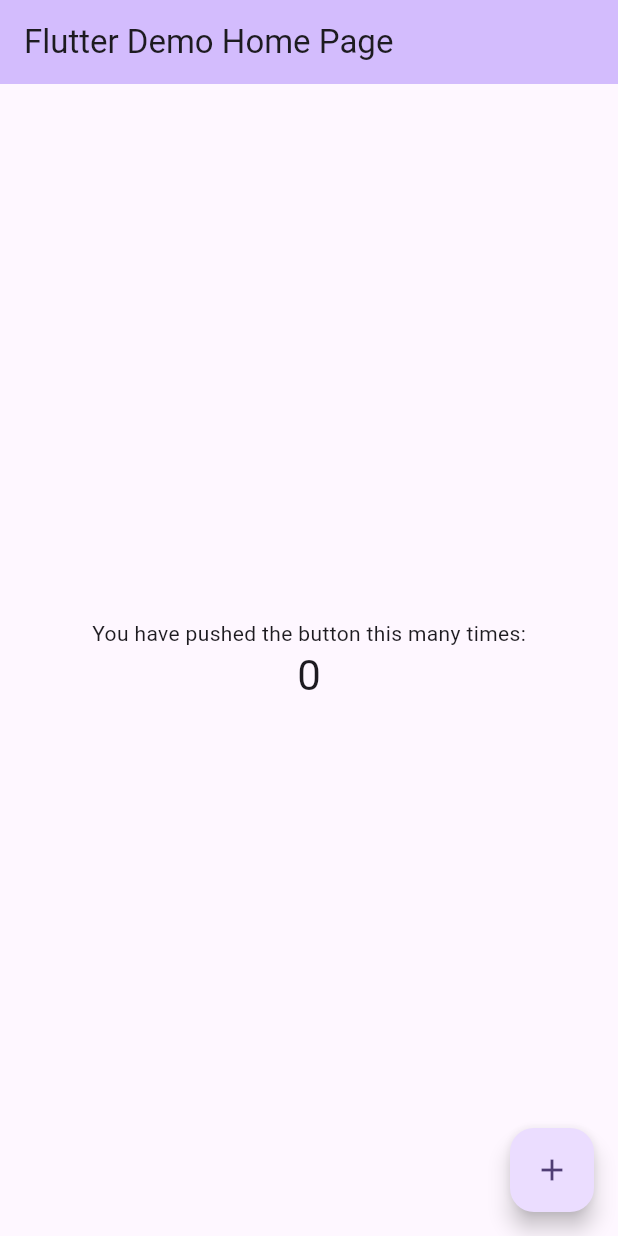
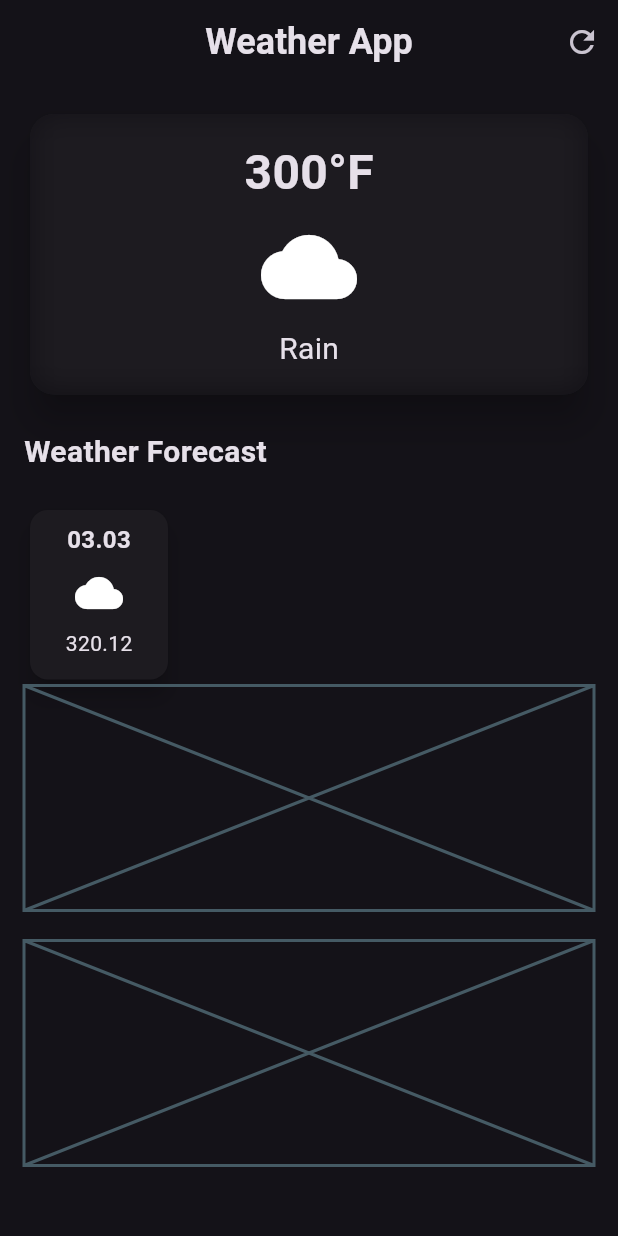
Before and after one commit to PramudiWalakuluarachchi01/Weather_Application, a Flutter app: the screen it shows after launch, on a phone screen of 412 x 824 dp. Run offline on Flutter 3.47's test engine with Material 3 defaults, Android fonts, the phone set to English and light mode, and no system bars.

Commit message:
`Refactored main.dart to use WeatherApp and WeatherScreen instead of MyApp and MyHomePage.`

```diff
--- a/lib/main.dart
+++ b/lib/main.dart
@@ -1,122 +1,18 @@
 import 'package:flutter/material.dart';
+import 'package:weather_app_01/weather_screen.dart';
 
 void main() {
-  runApp(const MyApp());
+  runApp(const WeatherApp());
 }
+class WeatherApp extends StatelessWidget {
+  const WeatherApp({super.key});
 
-class MyApp extends StatelessWidget {
-  const MyApp({super.key});
-
-  // This widget is the root of your application.
   @override
   Widget build(BuildContext context) {
     return MaterialApp(
-      title: 'Flutter Demo',
-      theme: ThemeData(
-        // This is the theme of your application.
-        //
-        // TRY THIS: Try running your application with "flutter run". You'll see
-        // the application has a purple toolbar. Then, without quitting the app,
-        // try changing the seedColor in the colorScheme below to Colors.green
-        // and then invoke "hot reload" (save your changes or press the "hot
-        // reload" button in a Flutter-supported IDE, or press "r" if you used
-        // the command line to start the app).
-        //
-        // Notice that the counter didn't reset back to zero; the application
-        // state is not lost during the reload. To reset the state, use hot
-        // restart instead.
-        //
-        // This works for code too, not just values: Most code changes can be
-        // tested with just a hot reload.
-        colorScheme: ColorScheme.fromSeed(seedColor: Colors.deepPurple),
-      ),
-      home: const MyHomePage(title: 'Flutter Demo Home Page'),
+      debugShowCheckedModeBanner: false,
+      theme : ThemeData.dark(useMaterial3: true),
+     home: const WeatherScreen(),
     );
   }
 }
-
-class MyHomePage extends StatefulWidget {
-  const MyHomePage({super.key, required this.title});
-
-  // This widget is the home page of your application. It is stateful, meaning
-  // that it has a State object (defined below) that contains fields that affect
-  // how it looks.
-
-  // This class is the configuration for the state. It holds the values (in this
-  // case the title) provided by the parent (in this case the App widget) and
-  // used by the build method of the State. Fields in a Widget subclass are
-  // always marked "final".
-
-  final String title;
-
-  @override
-  State<MyHomePage> createState() => _MyHomePageState();
-}
-
-class _MyHomePageState extends State<MyHomePage> {
-  int _counter = 0;
-
-  void _incrementCounter() {
-    setState(() {
-      // This call to setState tells the Flutter framework that something has
-      // changed in this State, which causes it to rerun the build method below
-      // so that the display can reflect the updated values. If we changed
-      // _counter without calling setState(), then the build method would not be
-      // called again, and so nothing would appear to happen.
-      _counter++;
-    });
-  }
-
-  @override
-  Widget build(BuildContext context) {
-    // This method is rerun every time setState is called, for instance as done
-    // by the _incrementCounter method above.
-    //
-    // The Flutter framework has been optimized to make rerunning build methods
-    // fast, so that you can just rebuild anything that needs updating rather
-    // than having to individually change instances of widgets.
-    return Scaffold(
-      appBar: AppBar(
-        // TRY THIS: Try changing the color here to a specific color (to
-        // Colors.amber, perhaps?) and trigger a hot reload to see the AppBar
-        // change color while the other colors stay the same.
-        backgroundColor: Theme.of(context).colorScheme.inversePrimary,
-        // Here we take the value from the MyHomePage object that was created by
-        // the App.build method, and use it to set our appbar title.
-        title: Text(widget.title),
-      ),
-      body: Center(
-        // Center is a layout widget. It takes a single child and positions it
-        // in the middle of the parent.
-        child: Column(
-          // Column is also a layout widget. It takes a list of children and
-          // arranges them vertically. By default, it sizes itself to fit its
-          // children horizontally, and tries to be as tall as its parent.
-          //
-          // Column has various properties to control how it sizes itself and
-          // how it positions its children. Here we use mainAxisAlignment to
-          // center the children vertically; the main axis here is the vertical
-          // axis because Columns are vertical (the cross axis would be
-          // horizontal).
-          //
-          // TRY THIS: Invoke "debug painting" (choose the "Toggle Debug Paint"
-          // action in the IDE, or press "p" in the console), to see the
-          // wireframe for each widget.
-          mainAxisAlignment: MainAxisAlignment.center,
-          children: <Widget>[
-            const Text('You have pushed the button this many times:'),
-            Text(
-              '$_counter',
-              style: Theme.of(context).textTheme.headlineMedium,
-            ),
-          ],
-        ),
-      ),
-      floatingActionButton: FloatingActionButton(
-        onPressed: _incrementCounter,
-        tooltip: 'Increment',
-        child: const Icon(Icons.add),
-      ), // This trailing comma makes auto-formatting nicer for build methods.
-    );
-  }
-}
--- /dev/null
+++ b/lib/weather_screen.dart
@@ -0,0 +1,111 @@
+import 'package:flutter/material.dart';
+import 'dart:ui';
+
+class WeatherScreen extends StatelessWidget {
+  const WeatherScreen({super.key});
+
+  @override
+  Widget build(BuildContext context) {
+    return Scaffold(
+      appBar: AppBar(
+        title: const Text(
+          'Weather App',
+          style: TextStyle(fontWeight: FontWeight.bold, fontSize: 24),
+        ),
+        centerTitle: true,
+        actions: [
+          IconButton(
+            icon: const Icon(Icons.refresh),
+            onPressed: () {
+              // Refresh weather data
+            },
+          ),
+        ],
+      ),
+      body: Padding(
+        padding: const EdgeInsets.all(16.0),
+        child: Column(
+          crossAxisAlignment: CrossAxisAlignment.start,
+          children: [
+            //main card
+            SizedBox(
+              width: double.infinity,
+              child: Card(
+                elevation: 10,
+                shape: RoundedRectangleBorder(
+                  borderRadius: BorderRadius.circular(16),
+                ),
+                child:ClipRRect(
+                  borderRadius: BorderRadius.circular(16),
+                  child: BackdropFilter(
+                    filter: ImageFilter.blur(sigmaX: 10, sigmaY: 10),
+                    child: const Padding(
+                      padding:  EdgeInsets.all(16.0),
+                      child: Column(
+                        children: [
+                          Text(
+                            '300°F',
+                            style: TextStyle(
+                              fontSize: 32,
+                              fontWeight: FontWeight.bold,
+                            ),
+                          ),
+                           SizedBox(height: 8),
+                          Icon(Icons.cloud, size: 64),
+
+                           SizedBox(height: 8),
+
+                          Text('Rain', style: TextStyle(fontSize: 20)),
+                        ],
+                      ),
+                    ),
+                  ),
+                ),
+              ),
+            ),
+            const SizedBox(height: 20),
+             const Text('Weather Forecast',
+              style: TextStyle(
+                fontSize: 20,
+                fontWeight: FontWeight.bold)
+                ),
+            const SizedBox(height: 20),
+          Row(
+            children: [
+              SizedBox(
+                width: 100,
+                child: Card(
+                  elevation: 6,
+                  child: Container(
+                    padding: const EdgeInsets.all(8.0),
+                    decoration: BoxDecoration(
+                      borderRadius: BorderRadius.circular(18),
+                    ),
+                    child: Column(
+                      children: [
+                        Text('03.03', style: TextStyle(fontSize: 16, fontWeight: FontWeight.bold)),
+                        const SizedBox(height: 8),
+                        Icon(Icons.cloud, size: 32),
+
+                        const SizedBox(height: 8),
+                        Text('320.12'),
+                        const SizedBox(height: 6),
+                      ],
+                    ),
+                  ),
+                ),
+              )
+            ],
+          ),
+            //weather forecast cards
+            const Placeholder(fallbackHeight: 150),
+
+            const SizedBox(height: 20),
+            // additional weather details
+            const Placeholder(fallbackHeight: 150),
+          ],
+        ),
+      ),
+    );
+  }
+}
```
